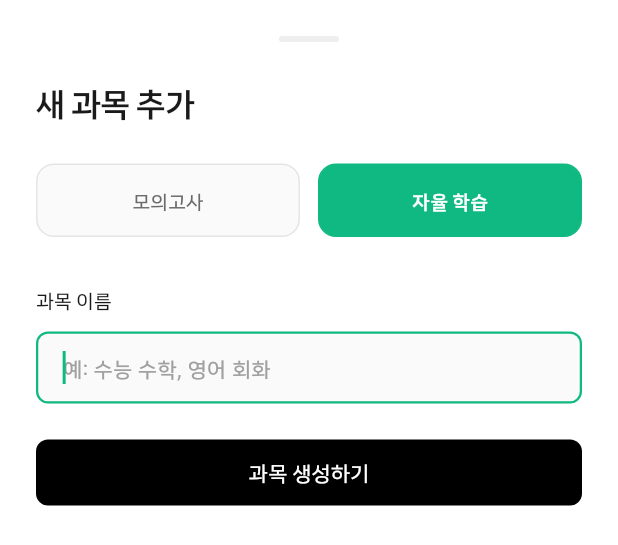
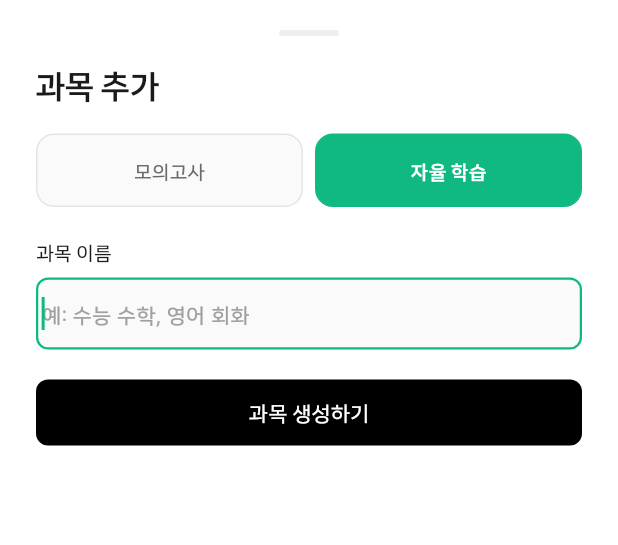
Before and after one commit to XuTuX/lasttimer, a Flutter app: the AddSubjectSheet widget shown alone on an empty page, opened directly with empty values, on a phone screen of 412 x 824 dp. Shown: the top 545 px of the screen. Run offline on Flutter 3.47's test engine with Material 3 defaults, Android fonts, the phone set to English and light mode, and no system bars; our stand-ins replace fl_chart, flutter_slidable, get, isar, shared_preferences; accounts and stored records are empty; generated files the repository leaves out were written again.

Commit message:
모달 작게 유지

```diff
--- a/lib/components/app_dialog.dart
+++ b/lib/components/app_dialog.dart
@@ -168,6 +168,7 @@ class AppInputDialog extends StatelessWidget {
                 prefixIcon: prefixIcon != null
                     ? Icon(prefixIcon, size: 18)
                     : null,
+                contentPadding: const EdgeInsets.symmetric(vertical: 12),
               ),
               onSubmitted: (value) {
                 if (value.isNotEmpty) onConfirm?.call(value);
--- a/lib/pages/subjects/subject_modals.dart
+++ b/lib/pages/subjects/subject_modals.dart
@@ -40,43 +40,45 @@ class _AddSubjectSheetState extends State<AddSubjectSheet> {
 
   @override
   Widget build(BuildContext context) {
-    return Container(
+    return Padding(
+      padding: EdgeInsets.only(
+        bottom: MediaQuery.of(context).viewInsets.bottom,
+      ),
+      child: Container(
         decoration: const BoxDecoration(
           color: AppColors.surface,
           borderRadius: BorderRadius.vertical(top: Radius.circular(24)),
         ),
-      padding: EdgeInsets.only(
-        left: 24,
-        right: 24,
-        top: 24,
-        bottom: MediaQuery.of(context).viewInsets.bottom + 32,
-      ),
+        padding: const EdgeInsets.fromLTRB(24, 20, 24, 24),
         child: SingleChildScrollView(
           child: Column(
             mainAxisSize: MainAxisSize.min,
             crossAxisAlignment: CrossAxisAlignment.start,
             children: [
               const Center(child: HandleBar()),
-            const SizedBox(height: 24),
-            Text('새 과목 추가', style: AppTypography.headlineLarge),
-            const SizedBox(height: 24),
+              const SizedBox(height: 16),
+              Text('과목 추가', style: AppTypography.headlineLarge),
+              const SizedBox(height: 16),
               Row(
                 children: [
                   _buildTypeTab('모의고사', SubjectType.mock),
-                const SizedBox(width: 12),
+                  const SizedBox(width: 8),
                   _buildTypeTab('자율 학습', SubjectType.practice),
                 ],
               ),
-            const SizedBox(height: 32),
+              const SizedBox(height: 20),
               Text('과목 이름', style: AppTypography.labelMedium),
-            const SizedBox(height: 12),
+              const SizedBox(height: 8),
               TextField(
                 controller: nameController,
                 autofocus: true,
                 style: AppTypography.bodyLarge,
-              decoration: const InputDecoration(hintText: '예: 수능 수학, 영어 회화'),
+                decoration: const InputDecoration(
+                  hintText: '예: 수능 수학, 영어 회화',
+                  contentPadding: EdgeInsets.symmetric(vertical: 12),
                 ),
-            const SizedBox(height: 24),
+              ),
+              const SizedBox(height: 20),
               if (selectedType == SubjectType.mock) ...[
                 Row(
                   children: [
@@ -85,11 +87,16 @@ class _AddSubjectSheetState extends State<AddSubjectSheet> {
                         crossAxisAlignment: CrossAxisAlignment.start,
                         children: [
                           Text('시험 시간 (분)', style: AppTypography.labelMedium),
-                        const SizedBox(height: 8),
+                          const SizedBox(height: 6),
                           TextField(
                             controller: timeController,
                             keyboardType: TextInputType.number,
-                          decoration: const InputDecoration(hintText: '80'),
+                            decoration: const InputDecoration(
+                              hintText: '80',
+                              contentPadding: EdgeInsets.symmetric(
+                                vertical: 10,
+                              ),
+                            ),
                           ),
                         ],
                       ),
@@ -100,24 +107,30 @@ class _AddSubjectSheetState extends State<AddSubjectSheet> {
                         crossAxisAlignment: CrossAxisAlignment.start,
                         children: [
                           Text('문항 수', style: AppTypography.labelMedium),
-                        const SizedBox(height: 8),
+                          const SizedBox(height: 6),
                           TextField(
                             controller: questionController,
                             keyboardType: TextInputType.number,
-                          decoration: const InputDecoration(hintText: '45'),
+                            decoration: const InputDecoration(
+                              hintText: '45',
+                              contentPadding: EdgeInsets.symmetric(
+                                vertical: 10,
+                              ),
+                            ),
                           ),
                         ],
                       ),
                     ),
                   ],
                 ),
-              const SizedBox(height: 32),
+                const SizedBox(height: 24),
               ],
               SizedBox(
                 width: double.infinity,
                 child: AppButton(label: '과목 생성하기', onPressed: _submit),
               ),
             ],
+          ),
         ),
       ),
     );
@@ -206,26 +219,25 @@ class _MockSettingsSheetState extends State<MockSettingsSheet> {
 
   @override
   Widget build(BuildContext context) {
-    return Container(
+    return Padding(
+      padding: EdgeInsets.only(
+        bottom: MediaQuery.of(context).viewInsets.bottom,
+      ),
+      child: Container(
         decoration: const BoxDecoration(
           color: AppColors.surface,
           borderRadius: BorderRadius.vertical(top: Radius.circular(24)),
         ),
-      padding: EdgeInsets.only(
-        left: 24,
-        right: 24,
-        top: 24,
-        bottom: MediaQuery.of(context).viewInsets.bottom + 32,
-      ),
+        padding: const EdgeInsets.fromLTRB(24, 20, 24, 24),
         child: Column(
           mainAxisSize: MainAxisSize.min,
           crossAxisAlignment: CrossAxisAlignment.start,
           children: [
             const Center(child: HandleBar()),
-          const SizedBox(height: 24),
+            const SizedBox(height: 16),
             Text('시험 설정 변경', style: AppTypography.headlineLarge),
             Text(widget.subject.subjectName, style: AppTypography.bodySmall),
-          const SizedBox(height: 32),
+            const SizedBox(height: 20),
             Row(
               children: [
                 Expanded(
@@ -233,10 +245,13 @@ class _MockSettingsSheetState extends State<MockSettingsSheet> {
                     crossAxisAlignment: CrossAxisAlignment.start,
                     children: [
                       Text('시험 시간 (분)', style: AppTypography.labelMedium),
-                    const SizedBox(height: 8),
+                      const SizedBox(height: 6),
                       TextField(
                         controller: timeController,
                         keyboardType: TextInputType.number,
+                        decoration: const InputDecoration(
+                          contentPadding: EdgeInsets.symmetric(vertical: 10),
+                        ),
                       ),
                     ],
                   ),
@@ -247,17 +262,20 @@ class _MockSettingsSheetState extends State<MockSettingsSheet> {
                     crossAxisAlignment: CrossAxisAlignment.start,
                     children: [
                       Text('문항 수', style: AppTypography.labelMedium),
-                    const SizedBox(height: 8),
+                      const SizedBox(height: 6),
                       TextField(
                         controller: questionController,
                         keyboardType: TextInputType.number,
+                        decoration: const InputDecoration(
+                          contentPadding: EdgeInsets.symmetric(vertical: 10),
+                        ),
                       ),
                     ],
                   ),
                 ),
               ],
             ),
-          const SizedBox(height: 32),
+            const SizedBox(height: 24),
             SizedBox(
               width: double.infinity,
               child: AppButton(
@@ -277,6 +295,7 @@ class _MockSettingsSheetState extends State<MockSettingsSheet> {
             ),
           ],
         ),
+      ),
     );
   }
 }
```
Lines whose indentation alone changed are shown as unchanged.
